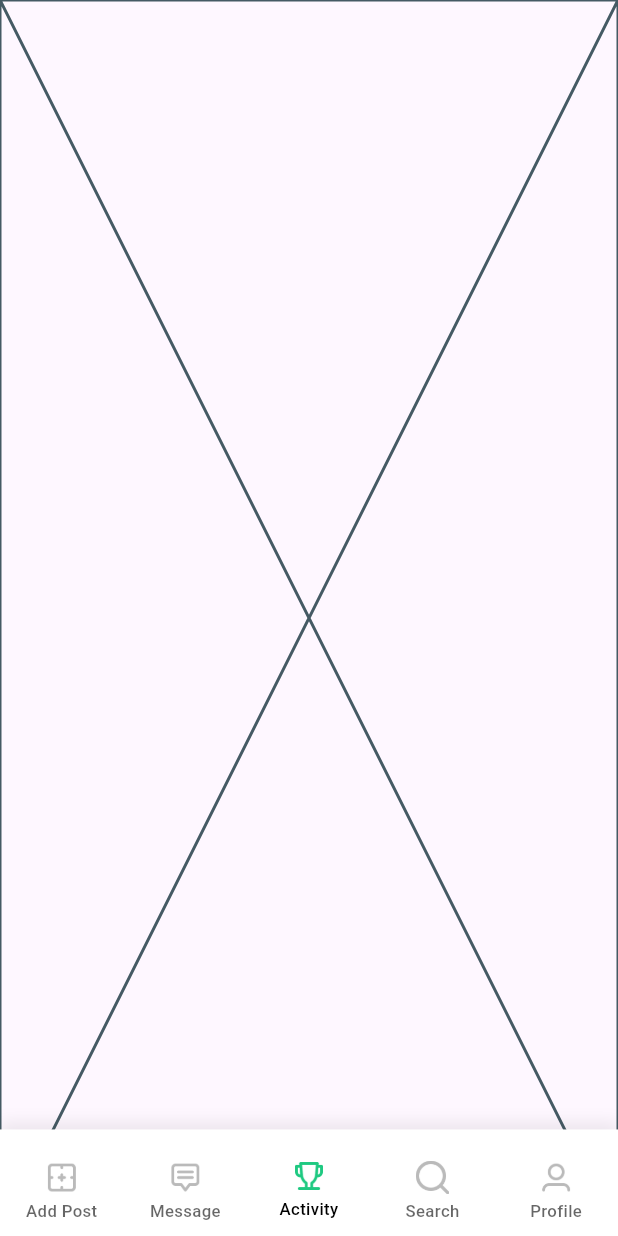
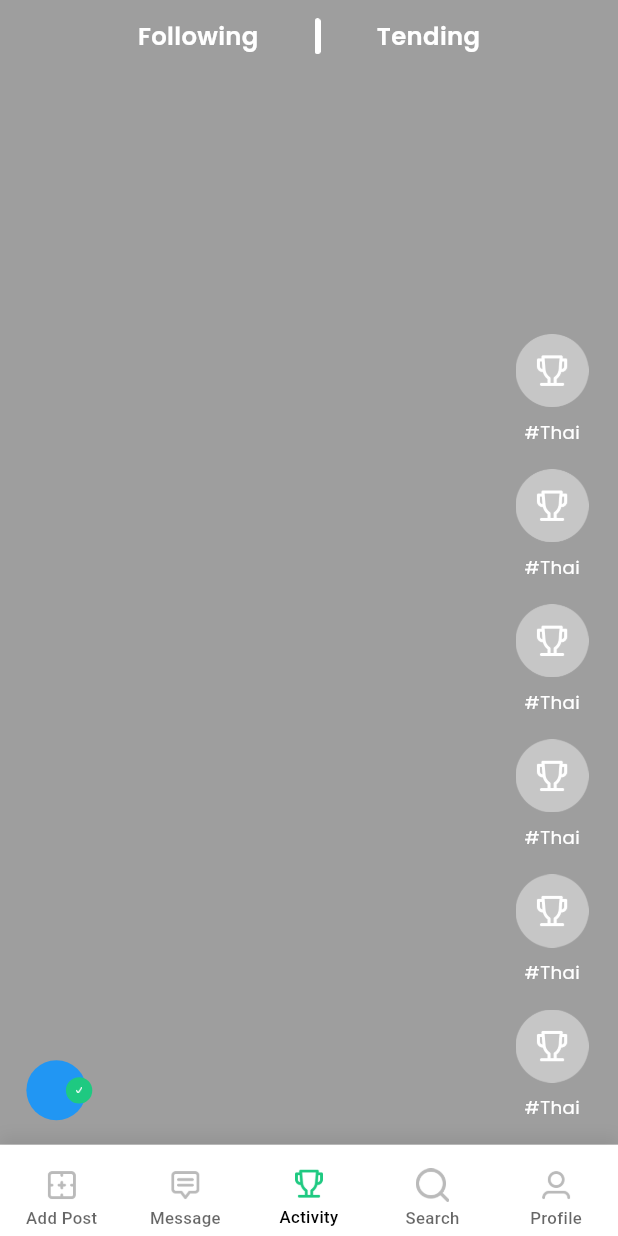
Before and after one commit to rakibul6670/social_media_app, a Flutter app: the NavigationScreen screen opened by its route, item 3 of the bottom bar chosen, on a phone screen of 412 x 824 dp. Run offline on Flutter 3.47's test engine with Material 3 defaults, Android fonts, the phone set to English and light mode, and no system bars; our stand-ins replace dropdown_button2, flutter_screenutil, video_player.

Commit message:
reels ui basic

```diff
--- a/lib/features/activity/pregentation/activity_screen.dart
+++ b/lib/features/activity/pregentation/activity_screen.dart
@@ -1,10 +1,118 @@
+// import 'package:flutter/material.dart';
+// import 'package:social_media_app/gen/colors.gen.dart';
+// import 'package:video_player/video_player.dart';
+
+// class ActivityScreen extends StatefulWidget {
+//   const ActivityScreen({super.key});
+
+//   @override
+//   State<ActivityScreen> createState() => _ActivityScreenState();
+// }
+
+// class _ActivityScreenState extends State<ActivityScreen> {
+
+//   late VideoPlayerController _videoPlayerController;
+
+//   @override
+//   void initState() {
+//     super.initState();
+
+//     _videoPlayerController =
+//         VideoPlayerController.asset("assets/videos/natural.mp4")
+//           ..initialize().then((_) {
+//             _videoPlayerController.setLooping(true);
+//             _videoPlayerController.play();
+//             setState(() {});
+//           });
+//   }
+
+//   @override
+//   void dispose() {
+//     _videoPlayerController.dispose();
+//     super.dispose();
+//   }
+
+
+
+//   @override
+//   Widget build(BuildContext context) {
+//     return Scaffold(
+//       backgroundColor: AppColors.cFFFFFF,
+
+//       body: SafeArea(child: Container(
+//         height: 200,
+//         width: 200,
+//         decoration: BoxDecoration(
+
+//         ),
+//         child: _videoPlayerController.value.isInitialized
+//                   ? AspectRatio(
+//                     aspectRatio: _videoPlayerController.value.aspectRatio,
+//                     child: VideoPlayer(_videoPlayerController),
+//                   )
+//                   : Container(),
+//       )),
+
+//        floatingActionButton: FloatingActionButton(
+//           onPressed: () {
+//             setState(() {
+//               _videoPlayerController.value.isPlaying
+//                   ? _videoPlayerController.pause()
+//                   : _videoPlayerController.play();
+//             });
+//           },
+//           child: Icon(
+//             _videoPlayerController.value.isPlaying ? Icons.pause : Icons.play_arrow,
+//           ),
+//         ),
+
+
+
+//     );
+//   }
+// }
+
 import 'package:flutter/material.dart';
+import 'package:social_media_app/features/activity/widgets/reels_ui.dart';
+import 'package:social_media_app/gen/colors.gen.dart';
+import 'package:video_player/video_player.dart';
 
-class ActivityScreen extends StatelessWidget {
+class ActivityScreen extends StatefulWidget {
   const ActivityScreen({super.key});
 
   @override
+  State<ActivityScreen> createState() => _ActivityScreenState();
+}
+
+class _ActivityScreenState extends State<ActivityScreen> {
+
+
+
+
+  @override
   Widget build(BuildContext context) {
-    return const Placeholder();
+    return  Scaffold(
+      backgroundColor: Colors.grey,
+
+
+      body: SafeArea(child: SizedBox(
+        height: double.infinity,
+        width: double.infinity,
+        child: Stack(
+          children: [
+
+            // VIDEO Here
+
+            //UI Here
+            Align(
+              alignment: Alignment.topCenter,
+              child: ReelsUI())
+
+          ],
+        ),
+      )),
+
+
+    );
   }
 }
--- /dev/null
+++ b/lib/features/activity/widgets/reels_ui.dart
@@ -0,0 +1,142 @@
+import 'package:flutter/material.dart';
+import 'package:flutter_screenutil/flutter_screenutil.dart';
+import 'package:social_media_app/constants/text_font_style.dart';
+import 'package:social_media_app/gen/assets.gen.dart';
+import 'package:social_media_app/gen/colors.gen.dart';
+import 'package:social_media_app/helpers/ui_helpers.dart';
+
+class ReelsUI extends StatelessWidget {
+  const ReelsUI({
+    super.key,
+  });
+
+  @override
+  Widget build(BuildContext context) {
+    return Align(
+      alignment: Alignment.center,
+      child: Stack(
+        children: [
+
+
+          Positioned(
+            top: 12.h,
+            left: 0,
+            right: 0,
+            child: Row(
+              mainAxisAlignment: MainAxisAlignment.center,
+              children: [
+
+                GestureDetector(
+                  onTap: () {
+
+                  },
+                  child: Text("Following",style: TextFontStyle.textStyle16cFFFFFFPoppinsSemiBold,)),
+
+                  UIHelper.horizontalSpace(34.w),
+
+                  Image.asset(Assets.icons.rectangleLine.path,height: 24,),
+
+                  UIHelper.horizontalSpace(34.w),
+
+
+                 GestureDetector(
+                  onTap: () {
+
+                  },
+                  child: Text("Tending",style: TextFontStyle.textStyle16cFFFFFFPoppinsSemiBold,)),
+
+              ],
+            ),
+          ),
+
+
+          Positioned(
+            bottom: 76.h,
+            right: 16.w,
+            child: Column(
+              spacing: 16.h,
+            children: List.generate(
+              6, (index){
+                return Column(
+                  children: [
+                     Image.asset(Assets.icons.achivementpng.path,height: 48.h, width: 48.w,),
+
+                     UIHelper.verticalSpace(8.h),
+
+              Text("#Thai",
+              style: TextFontStyle.textStyle12c787878PoppinsRegular.copyWith(
+                color: AppColors.cFFFFFF
+              ),
+              maxLines: 1,
+              overflow: TextOverflow.ellipsis,
+              )
+
+                  ],
+                );
+              }
+
+            ),
+          )),
+
+
+          //
+          Positioned(
+            left: 16.w,
+            bottom:76.h,
+            child: Column(
+            children: [
+
+              Row(
+                children: [
+
+                   Stack(
+                              clipBehavior: Clip.none,
+                              children: [
+                                CircleAvatar(
+                                  radius: 20,
+                                  backgroundColor: Colors.blue,
+                                ),
+                                // Image.asset(
+                                //   Assets.icons.greenCircle.path,
+                                //   height: 40.h,
+                                //   width: 40.w,
+                                // ),
+                                Positioned(
+                                  top: 8.h,
+                                  left: 24.w,
+                                  bottom: 8,
+                                  child: Container(
+                                    padding: EdgeInsets.all(6),
+                                    height: 16.h,
+                                    width: 16.w,
+                                    decoration: BoxDecoration(
+                                      shape: BoxShape.circle,
+                                      color: AppColors.allPrimaryColor
+                                    ),
+
+                                    child: Center(
+                                      child: Image.asset(
+                                          Assets.icons.checkMark.path,height: 4.h, width: 4.w,
+                                      ),
+                                    ),
+                                  ),
+                                ),
+                              ],
+                            ),
+
+
+
+                ],
+              )
+            ],
+          ))
+
+
+
+
+
+        ],
+      ),
+    );
+  }
+}
--- a/lib/features/auth/pregentation/enter_user_name_screen.dart
+++ b/lib/features/auth/pregentation/enter_user_name_screen.dart
@@ -63,11 +63,11 @@ class _EnterUserNameScreenState extends State<EnterUserNameScreen> {
             child: Stack(
               clipBehavior: Clip.none,
               children: [
-                Positioned(right: 31, child: circleNumber(1, AppColors.cD7D7D7)),
+                Positioned(right: 31, child: circleNumber(2, AppColors.cD7D7D7)),
                 Positioned(
 
                     right: 56.w,
-                    child: circleNumber(2, AppColors.cD7D7D7)),
+                    child: circleNumber(1, AppColors.cD7D7D7)),
                 Positioned(
                     right: 0, child: circleNumber(3, AppColors.cfe4938)),
               ],
--- a/lib/features/message/data/activities.dart
+++ b/lib/features/message/data/activities.dart
@@ -13,7 +13,7 @@ final List<Map<String, dynamic>> activities = [
     "image": Assets.images.friend2.path,
     "name": "John Doe",
     "action": "liked your photo",
-    "type": "Photo",
+    "type": "Follow",
     "time": "10m",
     "isGroup": true, // Group style
     "groupImages": [
--- a/lib/features/message/pregentation/message_screen.dart
+++ b/lib/features/message/pregentation/message_screen.dart
@@ -221,7 +221,7 @@ class _MessageScreenState extends State<MessageScreen> {
                   crossAxisAlignment: CrossAxisAlignment.start,
                   children: [
                     Text(
-                      "System",
+                      "Activity",
                       style: TextFontStyle.textStyle12c787878PoppinsRegular,
                     ),
                     UIHelper.verticalSpace(16.h),
@@ -249,8 +249,10 @@ class _MessageScreenState extends State<MessageScreen> {
                                     left: 24.w,
                                     bottom: 0,
                                     child: Image.asset(
-                                      // activity["image"]!,
-                                      Assets.images.friend3.path,
+                                       activity["groupImages"] != null
+                                     ?
+                                     activity["groupImages"][1]
+                                     : Assets.images.friend3.path,
                                       height: 24.h,
                                       width: 24.w,
                                     ),
--- a/lib/gen/assets.gen.dart
+++ b/lib/gen/assets.gen.dart
@@ -34,6 +34,10 @@ class $AssetsIconsGen {
   AssetGenImage get addPostInactive =>
       const AssetGenImage('assets/icons/add_post_inactive.png');
 
+  /// File path: assets/icons/check_mark.png
+  AssetGenImage get checkMark =>
+      const AssetGenImage('assets/icons/check_mark.png');
+
   /// File path: assets/icons/comment.png
   AssetGenImage get comment => const AssetGenImage('assets/icons/comment.png');
 
@@ -44,6 +48,10 @@ class $AssetsIconsGen {
   /// File path: assets/icons/forword_arrow.png
   AssetGenImage get forwordArrow =>
       const AssetGenImage('assets/icons/forword_arrow.png');
+
+  /// File path: assets/icons/green_circle.png
+  AssetGenImage get greenCircle =>
+      const AssetGenImage('assets/icons/green_circle.png');
 
   /// File path: assets/icons/left_arrow.png
   AssetGenImage get leftArrow =>
@@ -60,12 +68,19 @@ class $AssetsIconsGen {
   AssetGenImage get messageInactive =>
       const AssetGenImage('assets/icons/message_inactive.png');
 
+  /// File path: assets/icons/music.png
+  AssetGenImage get music => const AssetGenImage('assets/icons/music.png');
+
   /// File path: assets/icons/notification.png
   AssetGenImage get notification =>
       const AssetGenImage('assets/icons/notification.png');
 
   /// File path: assets/icons/plus.png
   AssetGenImage get plus => const AssetGenImage('assets/icons/plus.png');
+
+  /// File path: assets/icons/rectangleLine.png
+  AssetGenImage get rectangleLine =>
+      const AssetGenImage('assets/icons/rectangleLine.png');
 
   /// File path: assets/icons/save.png
   AssetGenImage get save => const AssetGenImage('assets/icons/save.png');
@@ -103,15 +118,19 @@ class $AssetsIconsGen {
         activityInactive,
         addPostActive,
         addPostInactive,
+        checkMark,
         comment,
         downArrow,
         forwordArrow,
+        greenCircle,
         leftArrow,
         liked,
         messageActive,
         messageInactive,
+        music,
         notification,
         plus,
+        rectangleLine,
         save,
         search,
         searchActive,
@@ -166,11 +185,22 @@ class $AssetsImagesGen {
       ];
 }
 
+class $AssetsVideosGen {
+  const $AssetsVideosGen();
+
+  /// File path: assets/videos/natural.mp4
+  String get natural => 'assets/videos/natural.mp4';
+
+  /// List of all assets
+  List<String> get values => [natural];
+}
+
 class Assets {
   const Assets._();
 
   static const $AssetsIconsGen icons = $AssetsIconsGen();
   static const $AssetsImagesGen images = $AssetsImagesGen();
+  static const $AssetsVideosGen videos = $AssetsVideosGen();
 }
 
 class AssetGenImage {
--- a/lib/navigation_screen.dart
+++ b/lib/navigation_screen.dart
@@ -63,7 +63,7 @@ class _NavigationScreenState extends State<NavigationScreen> {
             Align(
               alignment: Alignment.bottomCenter,
               child: Container(
-                height: 70.h,
+                height: 60.h,
                 width: 1.sw,
                 padding: EdgeInsets.only(bottom: 0.h, top: 10.h),
                 decoration: BoxDecoration(
--- a/pubspec.yaml
+++ b/pubspec.yaml
@@ -30,6 +30,7 @@ dependencies:
   http: ^1.6.0
   cached_network_image: ^3.4.1
   dropdown_button2: ^2.3.9
+  video_player: ^2.10.1
 
 
 dev_dependencies:
@@ -62,6 +63,7 @@ flutter:
   assets:
     - assets/icons/
     - assets/images/
+    - assets/videos/natural.mp4
 
 
 
```
Also changed, not shown: assets/icons/check_mark.png (added), assets/icons/green_circle.png (added), assets/icons/music.png (added), assets/icons/rectangleLine.png (added), lib/features/activity/data/reels_action_list.dart (added), pubspec.lock, 3 other files.
